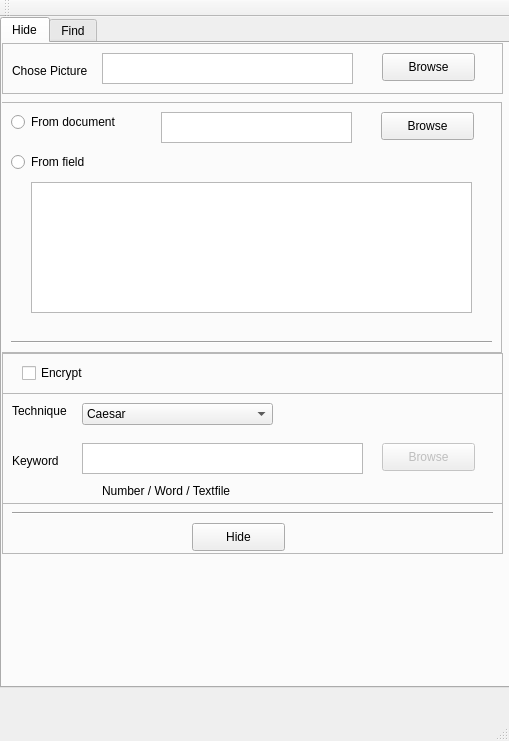
The window that difftests.ui (HAW-AI/Steganography) describes before a commit, drawn with Qt 5.
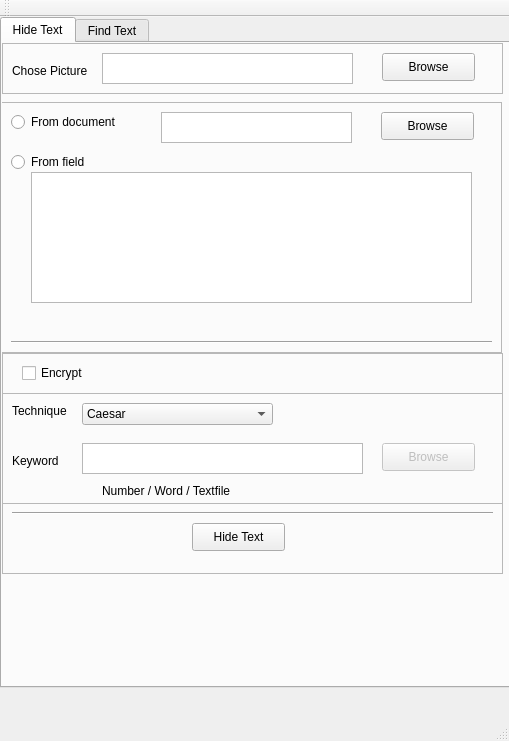
The same window after the commit. The open tabs and pages were chosen to show the change.

Patch:
```diff
--- a/difftests.ui
+++ b/difftests.ui
@@ -28,7 +28,7 @@
     </property>
     <widget class="QWidget" name="hideTab">
      <attribute name="title">
-      <string>Hide</string>
+      <string>Hide Text</string>
      </attribute>
      <widget class="QFrame" name="picFrame">
       <property name="geometry">
@@ -164,14 +164,23 @@
        </property>
       </widget>
       <widget class="QTextEdit" name="textEdit">
+       <property name="enabled">
+        <bool>true</bool>
+       </property>
        <property name="geometry">
         <rect>
          <x>30</x>
-         <y>80</y>
+         <y>70</y>
          <width>441</width>
          <height>131</height>
         </rect>
        </property>
+       <property name="horizontalScrollBarPolicy">
+        <enum>Qt::ScrollBarAlwaysOff</enum>
+       </property>
+       <property name="readOnly">
+        <bool>false</bool>
+       </property>
       </widget>
       <widget class="Line" name="line">
        <property name="geometry">
@@ -206,7 +215,7 @@
         <x>0</x>
         <y>460</y>
         <width>501</width>
-        <height>51</height>
+        <height>71</height>
        </rect>
       </property>
       <property name="frameShape">
@@ -225,7 +234,7 @@
         </rect>
        </property>
        <property name="text">
-        <string>Hide</string>
+        <string>Hide Text</string>
        </property>
       </widget>
       <widget class="Line" name="line_4">
@@ -241,6 +250,19 @@
         <enum>Qt::Horizontal</enum>
        </property>
       </widget>
+      <widget class="QLabel" name="saveLabel">
+       <property name="geometry">
+        <rect>
+         <x>10</x>
+         <y>50</y>
+         <width>481</width>
+         <height>20</height>
+        </rect>
+       </property>
+       <property name="text">
+        <string/>
+       </property>
+      </widget>
      </widget>
      <widget class="QFrame" name="encryptCheckFrame">
       <property name="enabled">
@@ -387,7 +409,7 @@
     </widget>
     <widget class="QWidget" name="findTab">
      <attribute name="title">
-      <string>Find</string>
+      <string>Find Text</string>
      </attribute>
      <widget class="QFrame" name="textFrame_2">
       <property name="geometry">
```
Left out of the diff: 7 changed lines with no effect on the pictures.
